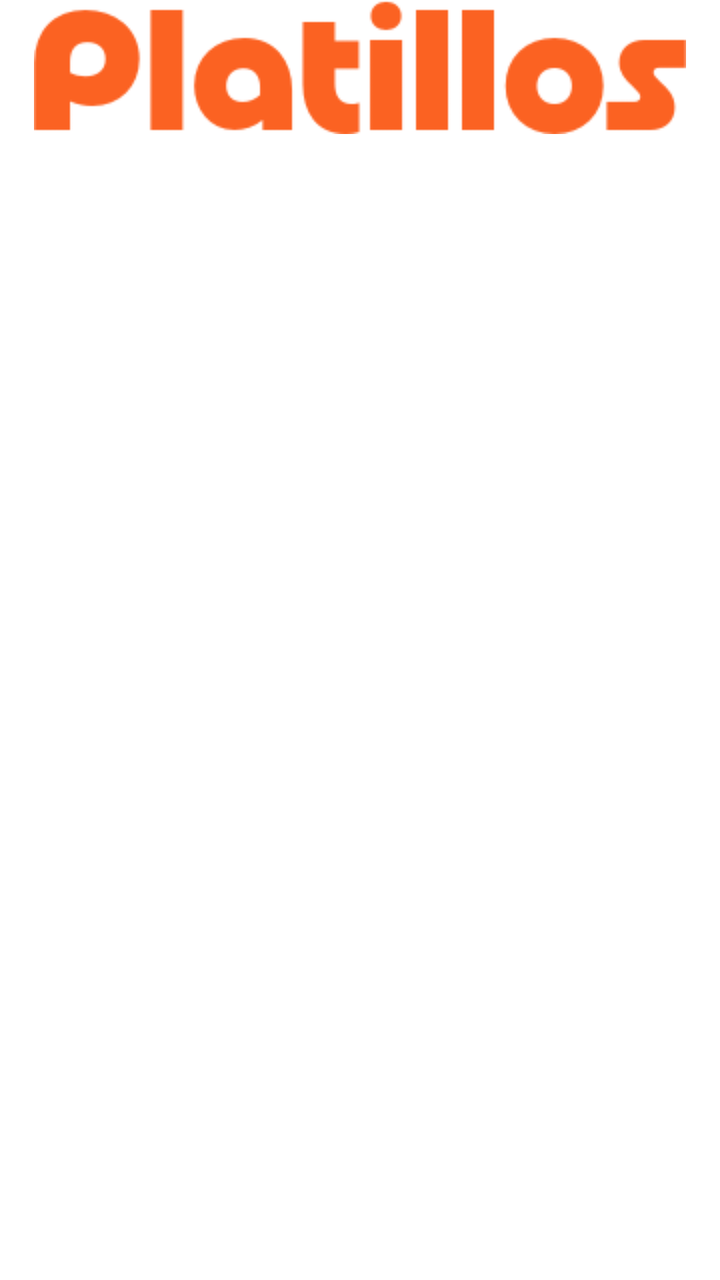
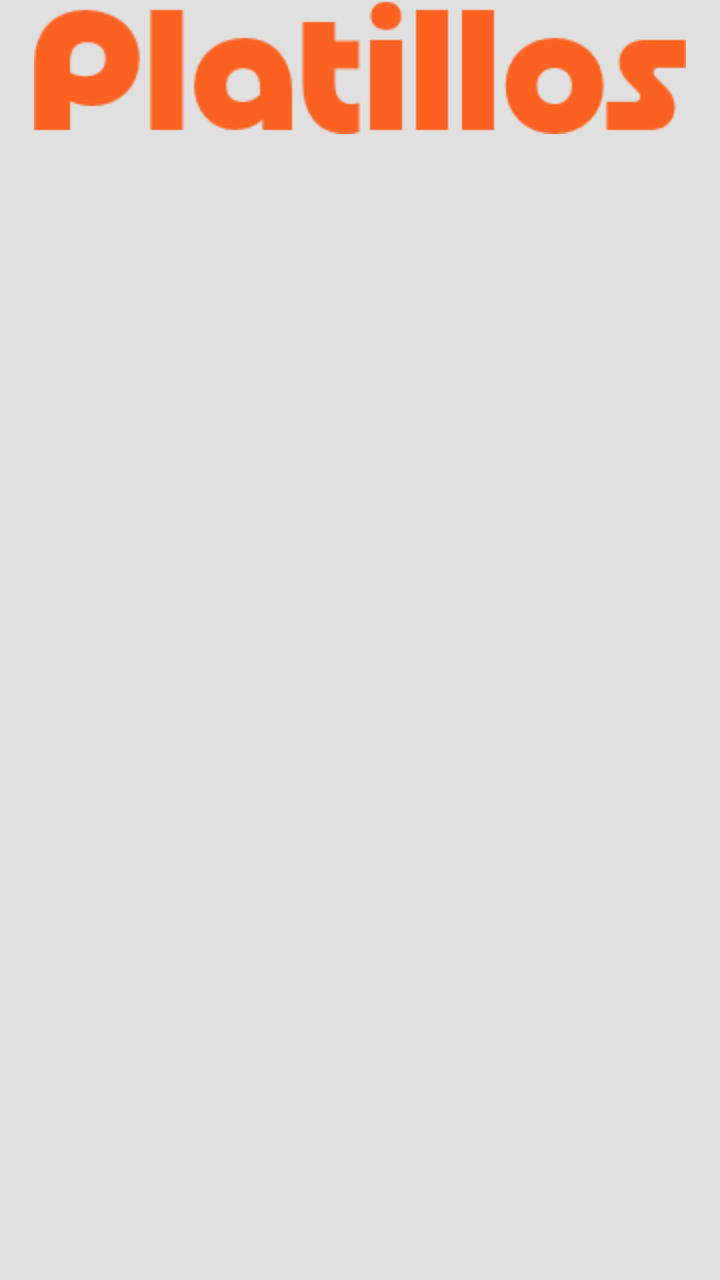

Before-and-after screenshots of an Android layout around one commit, followed by the original layout XML and the change that was made.
<!-- AndroidManifest.xml: application theme Theme.FoodOrderApp -->
<!-- res/layout/activity_productos.xml -->
<?xml version="1.0" encoding="utf-8"?>
<LinearLayout xmlns:android="http://schemas.android.com/apk/res/android"
    xmlns:app="http://schemas.android.com/apk/res-auto"
    xmlns:tools="http://schemas.android.com/tools"
    android:id="@+id/main"
    android:layout_width="match_parent"
    android:layout_height="match_parent"
    android:orientation="vertical"
    android:background="@color/white"
    tools:context=".ProductosActivity">

    <ImageView
        android:id="@+id/imageView"
        android:layout_width="match_parent"
        android:layout_height="wrap_content"
        android:src="@drawable/platillos"/>

    <ListView
        android:id="@+id/listView"
        android:layout_width="match_parent"
        android:layout_height="match_parent" />

</LinearLayout>
<!-- resources referenced by this layout -->
<resources>
  <color name="white">#FFFFFFFF</color>
  <!-- drawable platillos: png bitmap (drawable, 3485 bytes) -->
  <style name="Theme.FoodOrderApp" parent="Base.Theme.FoodOrderApp" />
  <style name="Base.Theme.FoodOrderApp" parent="Theme.Material3.DayNight.NoActionBar">
          
          
      </style>
</resources>

<!-- the commit's change to res/layout/activity_productos.xml (unified diff, before → after) -->
@@ -6,7 +6,7 @@
     android:layout_width="match_parent"
     android:layout_height="match_parent"
     android:orientation="vertical"
-    android:background="@color/white"
+    android:background="@color/gris"
     tools:context=".ProductosActivity">
 
     <ImageView
<!-- resource entries referenced after the edit -->
@@ -1,6 +1,6 @@
 <!-- resources referenced by this layout -->
 <resources>
-  <color name="white">#FFFFFFFF</color>
+  <color name="gris">#E0E0E0</color>
   <!-- drawable platillos: png bitmap (drawable, 3485 bytes) -->
   <style name="Theme.FoodOrderApp" parent="Base.Theme.FoodOrderApp" />
   <style name="Base.Theme.FoodOrderApp" parent="Theme.Material3.DayNight.NoActionBar">
